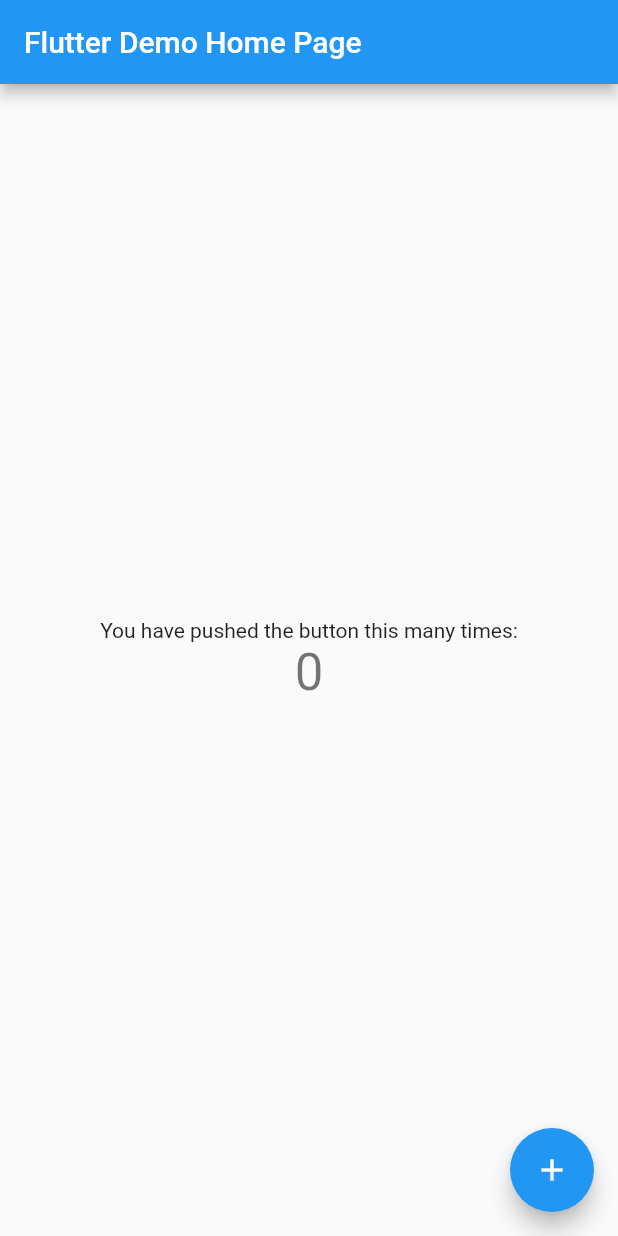
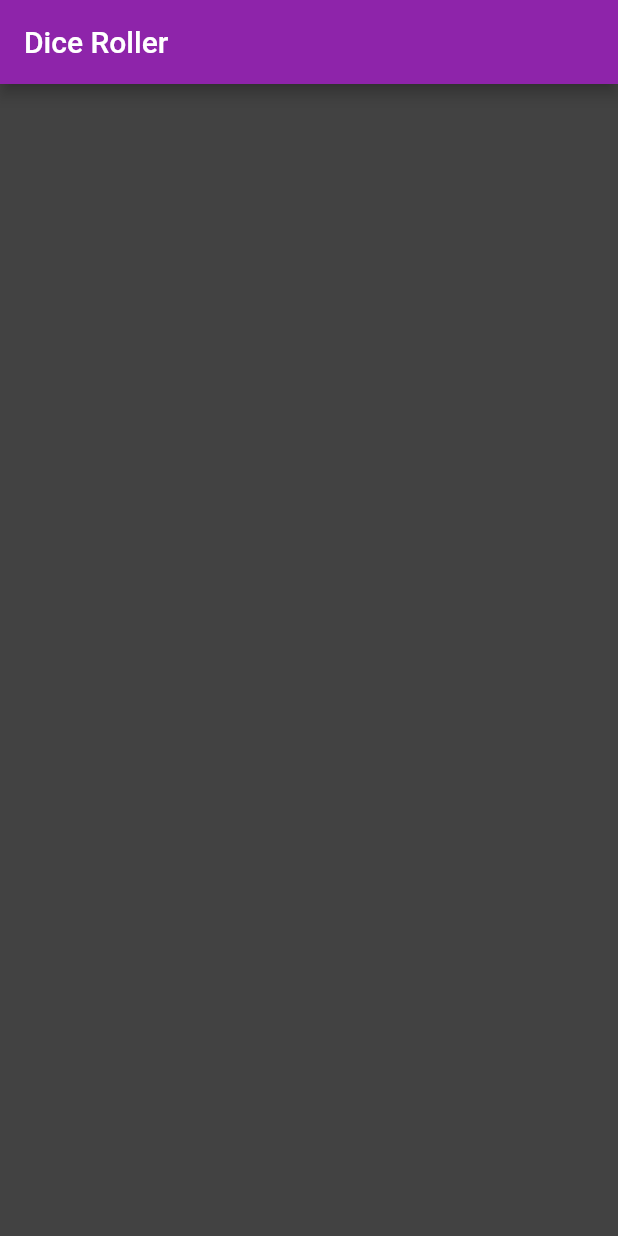
Before and after one commit to tddyer/dice-roller, a Flutter app: the screen it shows after launch, on a phone screen of 412 x 824 dp. Run offline on Flutter 3.47's test engine with Material 2 defaults, Android fonts, the phone set to English and light mode, and no system bars.

Commit message:
Implemented app starter template

```diff
--- a/lib/main.dart
+++ b/lib/main.dart
@@ -1,117 +1,25 @@
 import 'package:flutter/material.dart';
 
 void main() {
-  runApp(MyApp());
+  return runApp(
+    MaterialApp(
+      home: Scaffold(
+        backgroundColor: Colors.grey[800],
+        appBar: AppBar(
+          title: Text('Dice Roller'),
+          backgroundColor: Colors.purple[600],
+        ),
+        body: DicePage(),
+      ),
+    ),
+  );
 }
 
-class MyApp extends StatelessWidget {
-  // This widget is the root of your application.
+class DicePage extends StatelessWidget {
   @override
   Widget build(BuildContext context) {
-    return MaterialApp(
-      title: 'Flutter Demo',
-      theme: ThemeData(
-        // This is the theme of your application.
-        //
-        // Try running your application with "flutter run". You'll see the
-        // application has a blue toolbar. Then, without quitting the app, try
-        // changing the primarySwatch below to Colors.green and then invoke
-        // "hot reload" (press "r" in the console where you ran "flutter run",
-        // or simply save your changes to "hot reload" in a Flutter IDE).
-        // Notice that the counter didn't reset back to zero; the application
-        // is not restarted.
-        primarySwatch: Colors.blue,
-        // This makes the visual density adapt to the platform that you run
-        // the app on. For desktop platforms, the controls will be smaller and
-        // closer together (more dense) than on mobile platforms.
-        visualDensity: VisualDensity.adaptivePlatformDensity,
-      ),
-      home: MyHomePage(title: 'Flutter Demo Home Page'),
+    return Container(
+
     );
   }
 }
-
-class MyHomePage extends StatefulWidget {
-  MyHomePage({Key key, this.title}) : super(key: key);
-
-  // This widget is the home page of your application. It is stateful, meaning
-  // that it has a State object (defined below) that contains fields that affect
-  // how it looks.
-
-  // This class is the configuration for the state. It holds the values (in this
-  // case the title) provided by the parent (in this case the App widget) and
-  // used by the build method of the State. Fields in a Widget subclass are
-  // always marked "final".
-
-  final String title;
-
-  @override
-  _MyHomePageState createState() => _MyHomePageState();
-}
-
-class _MyHomePageState extends State<MyHomePage> {
-  int _counter = 0;
-
-  void _incrementCounter() {
-    setState(() {
-      // This call to setState tells the Flutter framework that something has
-      // changed in this State, which causes it to rerun the build method below
-      // so that the display can reflect the updated values. If we changed
-      // _counter without calling setState(), then the build method would not be
-      // called again, and so nothing would appear to happen.
-      _counter++;
-    });
-  }
-
-  @override
-  Widget build(BuildContext context) {
-    // This method is rerun every time setState is called, for instance as done
-    // by the _incrementCounter method above.
-    //
-    // The Flutter framework has been optimized to make rerunning build methods
-    // fast, so that you can just rebuild anything that needs updating rather
-    // than having to individually change instances of widgets.
-    return Scaffold(
-      appBar: AppBar(
-        // Here we take the value from the MyHomePage object that was created by
-        // the App.build method, and use it to set our appbar title.
-        title: Text(widget.title),
-      ),
-      body: Center(
-        // Center is a layout widget. It takes a single child and positions it
-        // in the middle of the parent.
-        child: Column(
-          // Column is also a layout widget. It takes a list of children and
-          // arranges them vertically. By default, it sizes itself to fit its
-          // children horizontally, and tries to be as tall as its parent.
-          //
-          // Invoke "debug painting" (press "p" in the console, choose the
-          // "Toggle Debug Paint" action from the Flutter Inspector in Android
-          // Studio, or the "Toggle Debug Paint" command in Visual Studio Code)
-          // to see the wireframe for each widget.
-          //
-          // Column has various properties to control how it sizes itself and
-          // how it positions its children. Here we use mainAxisAlignment to
-          // center the children vertically; the main axis here is the vertical
-          // axis because Columns are vertical (the cross axis would be
-          // horizontal).
-          mainAxisAlignment: MainAxisAlignment.center,
-          children: <Widget>[
-            Text(
-              'You have pushed the button this many times:',
-            ),
-            Text(
-              '$_counter',
-              style: Theme.of(context).textTheme.headline4,
-            ),
-          ],
-        ),
-      ),
-      floatingActionButton: FloatingActionButton(
-        onPressed: _incrementCounter,
-        tooltip: 'Increment',
-        child: Icon(Icons.add),
-      ), // This trailing comma makes auto-formatting nicer for build methods.
-    );
-  }
-}
```
